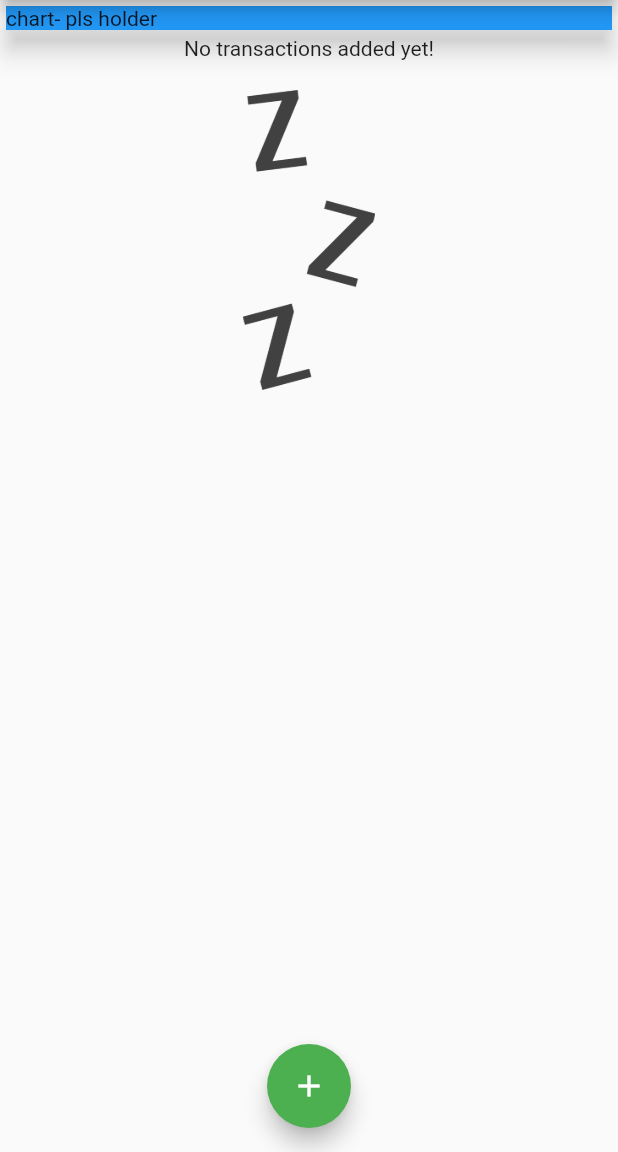
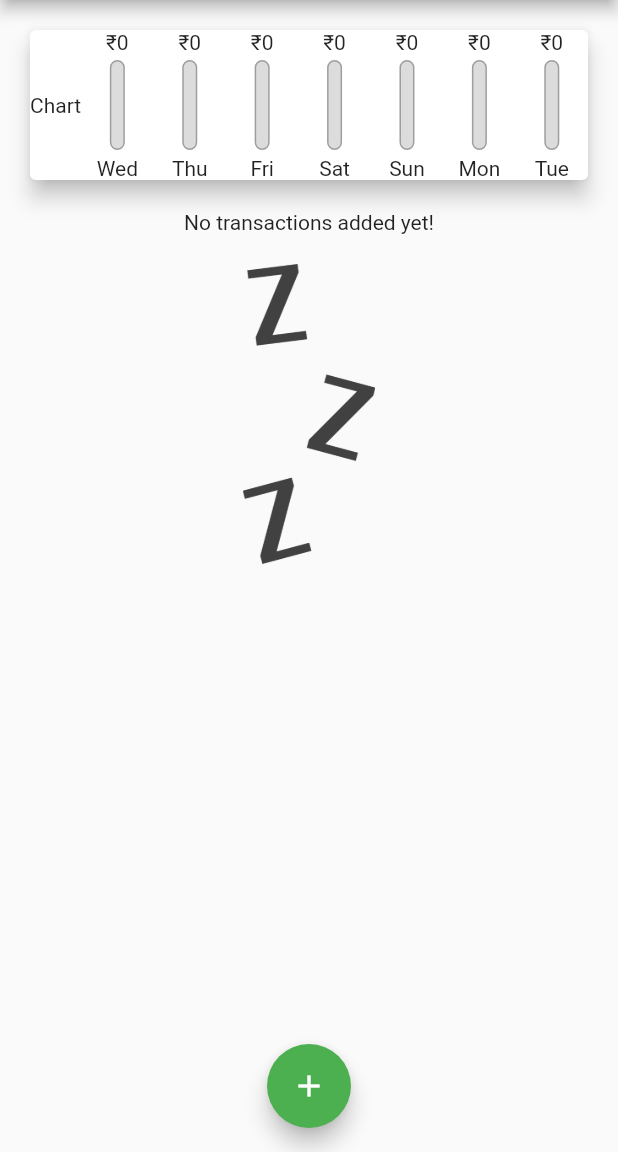
Before and after one commit to kevinpaul468/expense_tracker, a Flutter app: the screen it shows after launch, on a phone screen of 412 x 824 dp, the part 84-1236 px from its top. Run offline on Flutter 3.47's test engine with Material 2 defaults, Android fonts, the phone set to English and light mode, and no system bars.

Commit message:
fixed bugs

```diff
--- a/lib/main.dart
+++ b/lib/main.dart
@@ -1,58 +1,62 @@
-
-import 'dart:ffi';
+import 'package:expense_tracker/widgets/chart.dart';
 
 import 'package:expense_tracker/widgets/newtransactions.dart';
 import 'package:expense_tracker/widgets/transaction_list.dart';
 import 'package:flutter/material.dart';
 import './models/transaction.dart';
 
-void main(){
-  runApp(
-      MaterialApp(
+void main() {
+  runApp(MaterialApp(
       title: "Expense Tracker",
-          home :MyApp(),
+      home: MyApp(),
       debugShowCheckedModeBanner: false,
       theme: ThemeData(
         primarySwatch: Colors.green,
         secondaryHeaderColor: Colors.amber,
-        )
-      ));
+      )));
 }
 
 class MyApp extends StatefulWidget {
-
   const MyApp({Key? key}) : super(key: key);
-
-
 
   @override
   State<MyApp> createState() => _MyAppState();
 }
 
 class _MyAppState extends State<MyApp> {
+  final List<Transaction> _userTransaction = [
+  ];
+  List<Transaction> get _recentTransaction {
+    return _userTransaction.where((tx) {
+      return tx.date.isAfter(DateTime.now().subtract(
+        Duration(days: 7),
+      ));
+    }).toList();
+  }
 
-  final List<Transaction> _userTransaction= [];
-
-  void _addNewTransaction(String title , double amount){
-    final newtx = Transaction(id: DateTime.now().toString(), title: title, amount: amount, date: DateTime.now());
+  void _addNewTransaction(String title, double amount) {
+    final newtx = Transaction(
+        id: DateTime.now().toString(),
+        title: title,
+        amount: amount,
+        date: DateTime.now());
     setState(() {
       _userTransaction.add(newtx);
     });
   }
 
-
-  void _startAddNewTransaction(BuildContext ctx){
-    showModalBottomSheet(context: ctx, builder: (bctx){
+  void _startAddNewTransaction(BuildContext ctx) {
+    showModalBottomSheet(
+        context: ctx,
+        builder: (bctx) {
           print("entered _startAddNewTransaction");
           return GestureDetector(
-        onTap: (){},
+            onTap: () {},
             child: NewTransaction(_addNewTransaction),
-        behavior: HitTestBehavior.opaque ,
-      ) ;
+            behavior: HitTestBehavior.opaque,
+          );
         });
   }
-
-
 
   @override
   Widget build(BuildContext context) {
@@ -60,48 +64,45 @@ class _MyAppState extends State<MyApp> {
       appBar: AppBar(
         title: Text("Expense Tracker"),
         actions: [
-                IconButton(onPressed: () => _startAddNewTransaction(context), icon: Icon(Icons.add))
+          IconButton(
+              onPressed: () => _startAddNewTransaction(context),
+              icon: Icon(Icons.add))
         ],
       ),
       body: SingleChildScrollView(
         child: Column(
           crossAxisAlignment: CrossAxisAlignment.stretch,
           // mainAxisAlignment: MainAxisAlignment.start,
-                children: <Widget> [
-                  Card(
-                    elevation: 7,
-                    child: Container(
-                        width: double.infinity ,
-                        color: Colors.blue,
-
-                        child: Text("chart- pls holder")
-                    ),
+          children: <Widget>[
+            Chart(
+              recentTransaction: _recentTransaction,
             ),
             if (_userTransaction.isEmpty)
               Column(
                 children: [
                   Text("No transactions added yet!"),
-                        SizedBox(height: 20,),
+                  SizedBox(
+                    height: 20,
+                  ),
                   Container(
                     height: 200,
-                          child: Image.asset("images/waiting.png", fit: BoxFit.cover,),
+                    child: Image.asset(
+                      "images/waiting.png",
+                      fit: BoxFit.cover,
+                    ),
                   )
                 ],
               )
             else
               TransactionList(_userTransaction)
-
           ],
         ),
       ),
       floatingActionButtonLocation: FloatingActionButtonLocation.centerFloat,
       floatingActionButton: FloatingActionButton(
         onPressed: () => _startAddNewTransaction(context),
-              child: Icon(
-                Icons.add
+        child: Icon(Icons.add),
       ),
-            ),
-
     );
   }
 }
--- /dev/null
+++ b/lib/widgets/chart.dart
@@ -0,0 +1,58 @@
+import 'package:expense_tracker/widgets/chart_bar.dart';
+import 'package:flutter/material.dart';
+import 'package:intl/intl.dart';
+import '../models/transaction.dart';
+
+
+class Chart extends StatelessWidget {
+  final List<Transaction> recentTransaction;
+  Chart({required this.recentTransaction});
+  List<Map<String, Object>> get groupTransactionValues{
+    return List.generate(7, (index) {
+      final weekDay = DateTime.now().subtract(Duration(days: index),);
+      var totalSum = 0.0;
+      for(var i = 0 ; i < recentTransaction.length ; i++){
+        if(recentTransaction[i].date.day == weekDay.day &&
+            recentTransaction[i].date.month == weekDay.month &&
+            recentTransaction[i].date.year == weekDay.year){
+          totalSum += recentTransaction[i].amount;
+        }
+      }
+      print(DateFormat.E().format(weekDay));
+      print(totalSum);
+      return {'day': DateFormat.E().format(weekDay), 'amount': totalSum};
+    }).reversed.toList();
+  }
+
+double get totalSpending{
+    return groupTransactionValues.fold(0.0, (sum, item) {
+      return sum + (item['amount'] as double);
+    });
+}
+
+
+
+  @override
+  Widget build(BuildContext context) {
+    return Card(
+      elevation: 6,
+      margin: EdgeInsets.all(20),
+      child: Row(
+        mainAxisAlignment: MainAxisAlignment.spaceAround,
+          children: [
+
+            Text('Chart'),
+            ...groupTransactionValues.map((data) {
+              return Flexible(
+                fit: FlexFit.tight,
+                child: ChartBar(
+                    label: data['day'].toString(),
+                    spendingAmount: data['amount'] as double,
+                    spendingPctOfTotal: totalSpending == 0.0 ? 0.0 : (data['amount'] as double) / totalSpending),
+              );
+            }).toList()
+
+      ]),
+    );
+  }
+}
--- /dev/null
+++ b/lib/widgets/chart_bar.dart
@@ -0,0 +1,44 @@
+import 'package:flutter/material.dart';
+
+class ChartBar extends StatelessWidget {
+
+  String label;
+   double spendingAmount;
+   double spendingPctOfTotal;
+
+  ChartBar({required this.label, required this.spendingAmount, required this.spendingPctOfTotal});
+
+  @override
+  Widget build(BuildContext context) {
+    return Column(
+      children: [
+        Text("₹${spendingAmount.toStringAsFixed(0)}"),
+        SizedBox(height: 4,),
+        Container(
+          height: 60,
+          width: 10,
+          child: Stack(
+            children: [
+              Container(decoration: BoxDecoration(
+                  border: Border.all(color: Colors.grey, width: 1.0),
+                  color: Color.fromRGBO(220, 220, 220, 1),
+                  borderRadius: BorderRadius.circular(10)
+              ),
+              ),
+              FractionallySizedBox(
+                heightFactor: spendingPctOfTotal,
+                child: Container(decoration: BoxDecoration(
+                    color: Theme.of(context).primaryColor,
+                    borderRadius: BorderRadius.circular(10)
+                ),
+                ),
+              )
+            ],
+          ),
+        ),
+        SizedBox(height: 4,),
+        Text(label)
+      ],
+    );
+  }
+}
```
Lines whose indentation alone changed are shown as unchanged.
